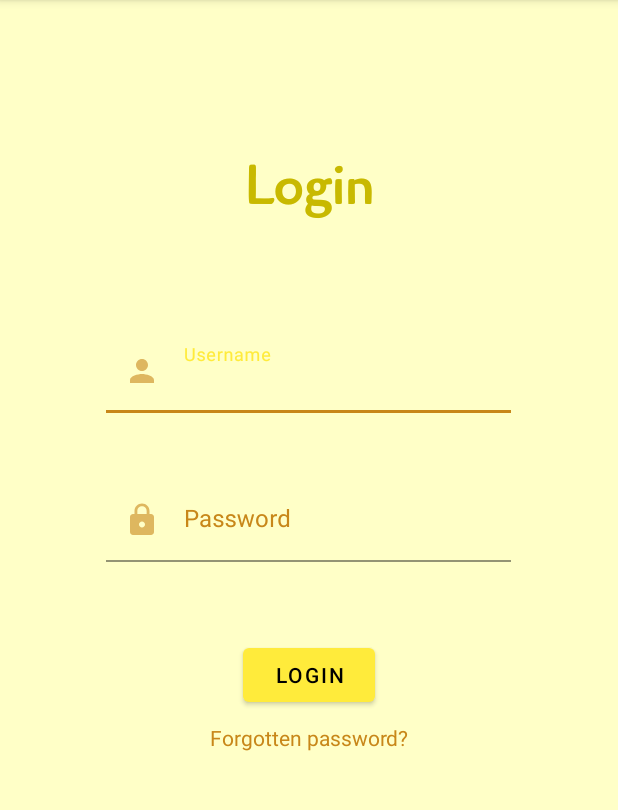
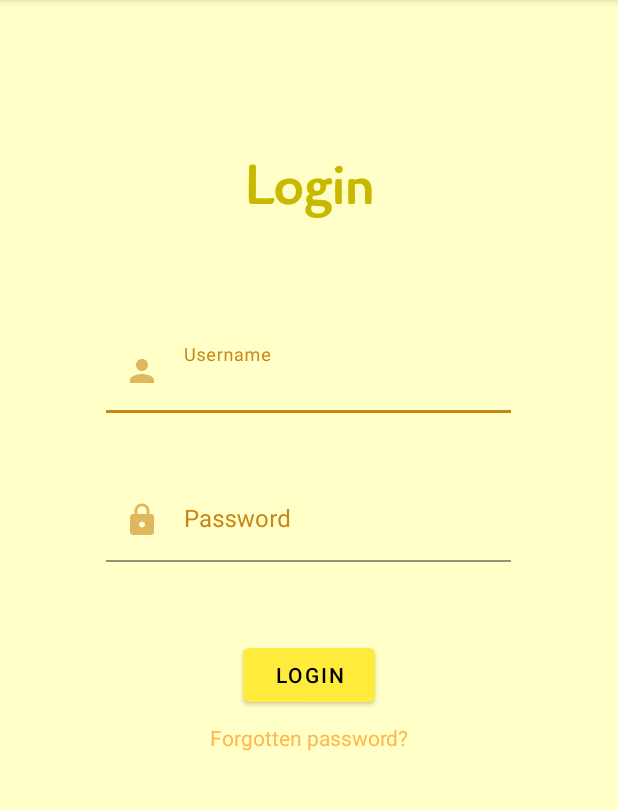
Before and after one commit to alinbabu2010/BitNews, an Android app: the screen it shows after launch (MainActivity), on a phone screen of 412 x 824 dp, the part 84-894 px from its top. Run offline under Robolectric (Android 15) with nearby library versions, the phone set to English and light mode, and no system bars.

Commit message:
Add functionality to forgot password

```diff
--- a/app/src/main/java/com/example/demoapp/fragments/LoginFragment.kt
+++ b/app/src/main/java/com/example/demoapp/fragments/LoginFragment.kt
@@ -1,11 +1,20 @@
 package com.example.demoapp.fragments
 
+import android.graphics.Color
 import android.os.Bundle
-import androidx.fragment.app.Fragment
+import android.text.SpannableString
+import android.text.Spanned
+import android.text.TextPaint
+import android.text.method.LinkMovementMethod
+import android.text.style.ClickableSpan
 import android.view.LayoutInflater
 import android.view.View
 import android.view.ViewGroup
+import android.widget.TextView
+import android.widget.Toast
+import androidx.fragment.app.Fragment
 import com.example.demoapp.R
+
 
 /**
  * A simple [Fragment] subclass for login
@@ -19,7 +28,30 @@ class LoginFragment : Fragment() {
     ): View? {
         // Inflate the layout for this fragment
         val inflatedView =  inflater.inflate(R.layout.fragment_login, container, false)
+
+        val forgotTextView = inflatedView.findViewById<TextView>(R.id.forgot_password)
+        val ss = SpannableString(forgotTextView.text.toString())
+        val clickableSpan1: ClickableSpan = object : ClickableSpan() {
+            override fun onClick(widget: View) {
+                forgotPassword()
+            }
+
+            override fun updateDrawState(ds: TextPaint) {
+                super.updateDrawState(ds)
+                ds.isUnderlineText = false
+            }
+        }
+        ss.setSpan(clickableSpan1, 0,forgotTextView.text.length, Spanned.SPAN_EXCLUSIVE_EXCLUSIVE)
+        forgotTextView.text = ss
+        forgotTextView.movementMethod = LinkMovementMethod.getInstance()
         return inflatedView
     }
 
+    private fun forgotPassword() {
+        val fragmentTransaction = fragmentManager?.beginTransaction()
+        fragmentTransaction?.replace(R.id.fragment_container, ForgotPasswordFragment())
+        fragmentTransaction?.addToBackStack(null)
+        fragmentTransaction?.commit()
+    }
+
 }
--- a/app/src/main/res/layout/fragment_login.xml
+++ b/app/src/main/res/layout/fragment_login.xml
@@ -27,10 +27,13 @@
         android:id="@+id/username_input_layout"
         android:layout_marginTop="70dp"
         android:hint="@string/username_text"
+        android:textColorHint="@color/secondary_dark"
         app:boxBackgroundColor="@color/background_color"
         app:boxBackgroundMode="filled"
         app:boxStrokeColor="@color/secondary_dark"
+        app:counterTextColor="@color/secondary_dark"
         app:errorEnabled="true"
+        app:hintTextColor="@color/secondary_dark"
         app:layout_constraintEnd_toEndOf="parent"
         app:layout_constraintHorizontal_bias="0.496"
         app:layout_constraintStart_toStartOf="parent"
@@ -49,19 +52,23 @@
 
     <com.google.android.material.textfield.TextInputLayout
         android:id="@+id/password_input_layout"
+        style="@style/input_layout_style"
         android:layout_marginTop="24dp"
         android:hint="@string/password_text"
+        android:textColorHint="@color/secondary_dark"
         app:boxBackgroundColor="@color/background_color"
         app:boxBackgroundMode="filled"
         app:boxStrokeColor="@color/secondary_dark"
+        app:counterTextColor="@color/secondary_dark"
         app:errorEnabled="true"
+        app:hintTextColor="@color/secondary_dark"
         app:layout_constraintEnd_toEndOf="parent"
         app:layout_constraintHorizontal_bias="0.496"
         app:layout_constraintStart_toStartOf="parent"
         app:layout_constraintTop_toBottomOf="@+id/username_input_layout"
+        app:passwordToggleTint="@color/secondary_dark"
         app:startIconDrawable="@drawable/ic_password"
-        app:startIconTint="@color/secondary_dark"
-        style="@style/input_layout_style">
+        app:startIconTint="@color/secondary_dark">
 
         <com.google.android.material.textfield.TextInputEditText
             android:id="@+id/password_input"
@@ -88,8 +95,6 @@
         android:layout_height="wrap_content"
         android:layout_marginTop="8dp"
         android:layout_weight="1"
-        android:clickable="true"
-        android:focusable="true"
         android:text="@string/forgot_password_text"
         android:textColor="@color/secondary_dark"
         app:layout_constraintEnd_toEndOf="parent"
```
